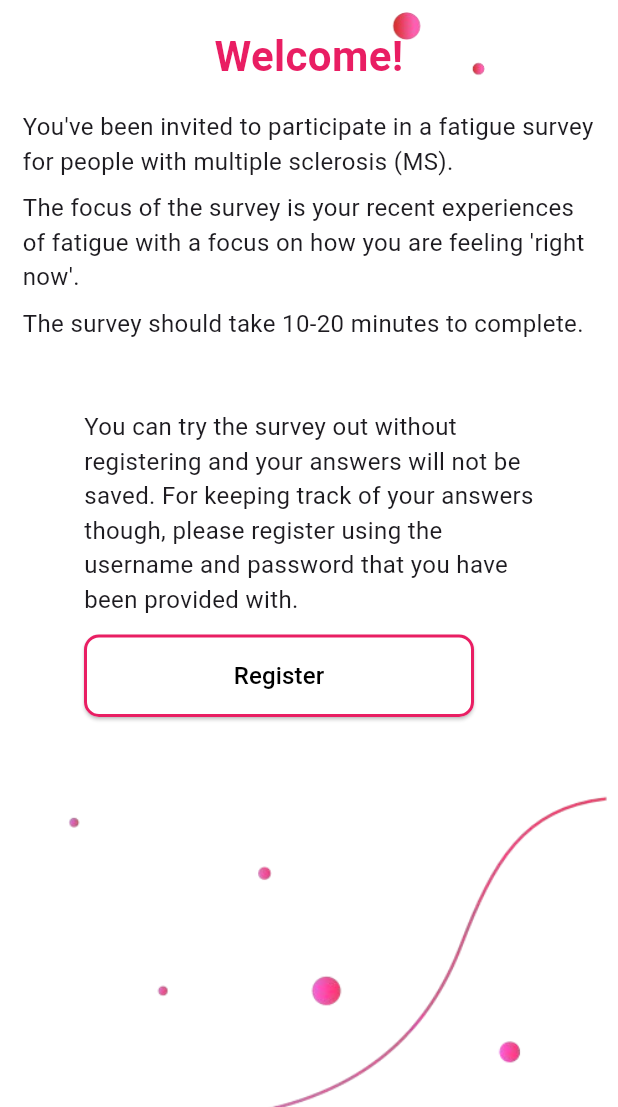
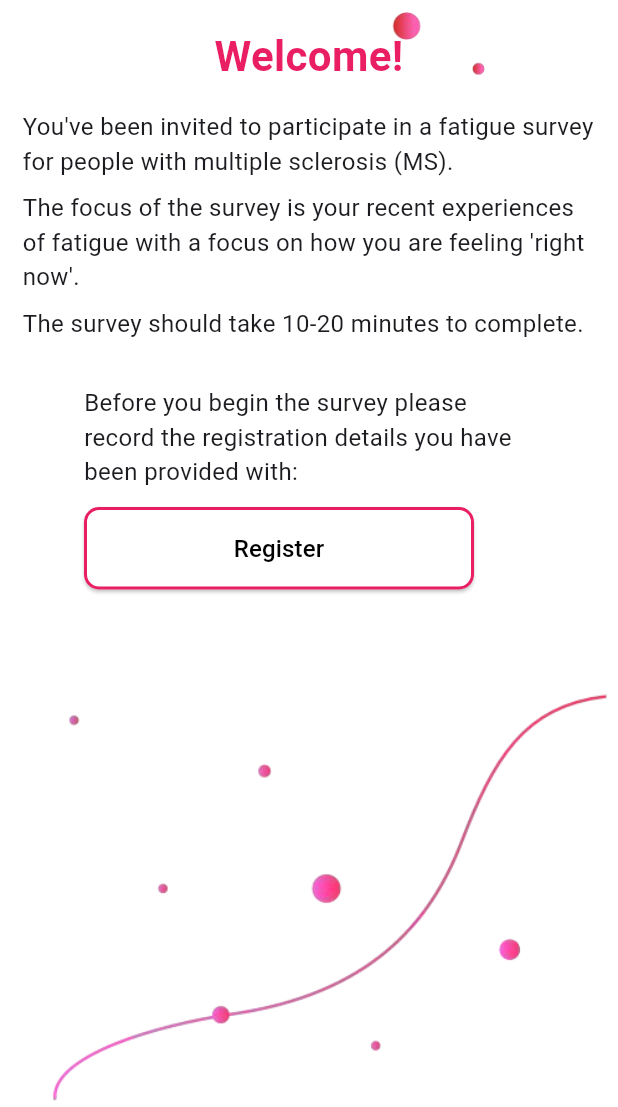
Before and after one commit to anusii/msfatigue, a Flutter app: the screen it shows after launch, on a phone screen of 412 x 824 dp, the part 129-1236 px from its top. Run offline on Flutter 3.47's test engine with Material 3 defaults, Android fonts, the phone set to English and light mode, and no system bars; our stand-ins replace equatable, flutter_bloc, flutter_markdown, gap, shared_preferences, universal_io; missing offline and left inert: rdflib, solidpod, window_manager.

Commit message:
Update the request for registration data.

```diff
--- a/lib/welcome.dart
+++ b/lib/welcome.dart
@@ -204,9 +204,7 @@ class _WelcomeScreenState extends State<WelcomeScreen> {
                           ),
                         // If account info is missing, show the informational message and the Register button.
                         if (preferredName == null || preferredName!.isEmpty)
-                          Padding(
-                            padding: const EdgeInsets.only(top: 16.0),
-                            child: Center(
+                          Center(
                             child: SizedBox(
                               width: 300, // Wider for message
                               child: Column(
@@ -214,7 +212,7 @@ class _WelcomeScreenState extends State<WelcomeScreen> {
                                 crossAxisAlignment: CrossAxisAlignment.start,
                                 children: [
                                   const Text(
-                                      "You can try the survey out without registering and your answers will not be saved. For keeping track of your answers though, please register using the username and password that you have been provided with.",
+                                    'Before you begin the survey please record the registration details you have been provided with:',
                                     style: TextStyle(fontSize: 16),
                                     textAlign: TextAlign.left,
                                   ),
@@ -260,7 +258,6 @@ class _WelcomeScreenState extends State<WelcomeScreen> {
                               ),
                             ),
                           ),
-                          ),
                       ],
                     ),
                   ),
```
Lines whose indentation alone changed are shown as unchanged.
